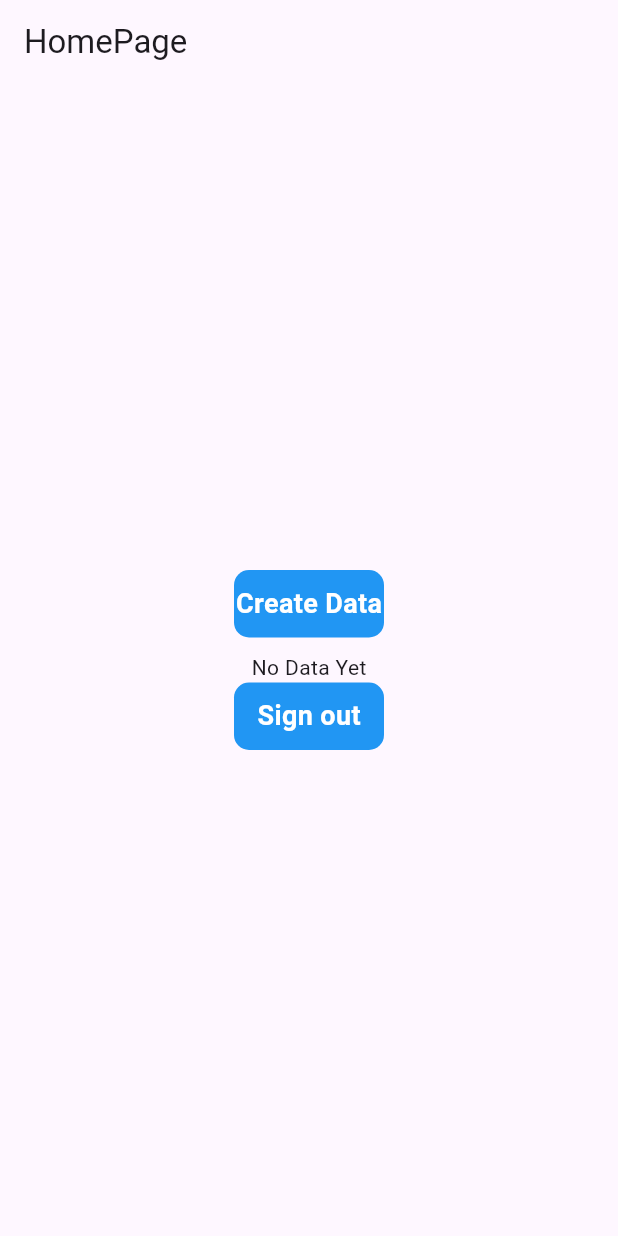
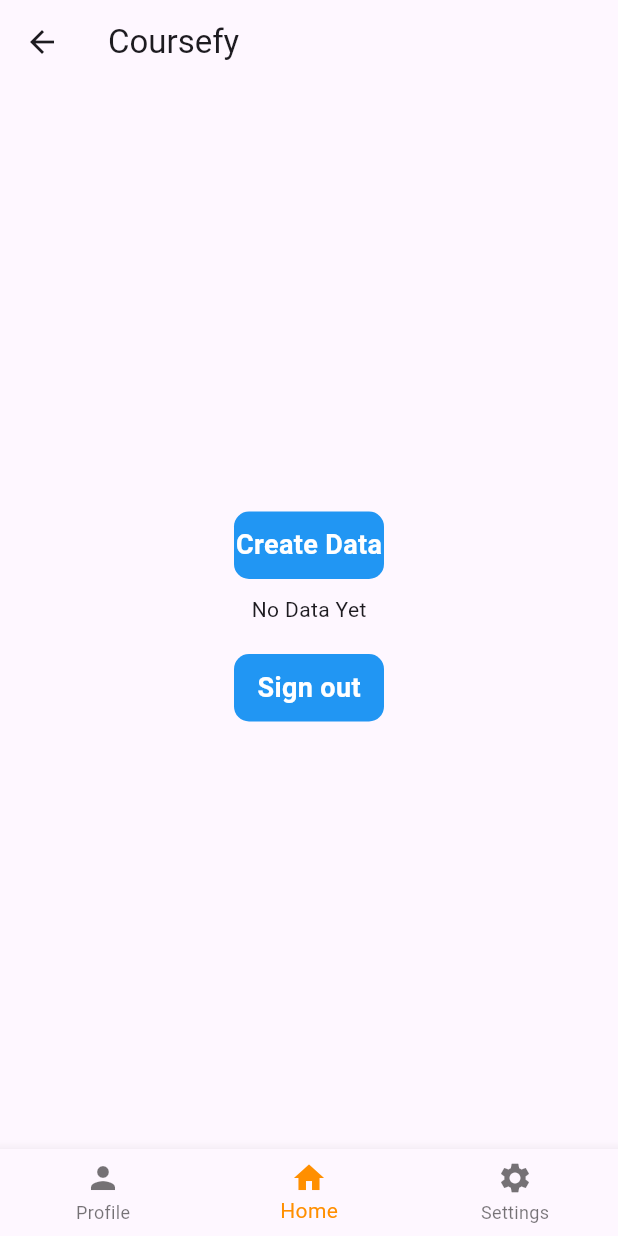
Before and after one commit to miriamjimenezj/coursefy, a Flutter app: the HomePage screen opened by its route, on a phone screen of 412 x 824 dp. Run offline on Flutter 3.47's test engine with Material 3 defaults, Android fonts, the phone set to English and light mode, and no system bars; our stand-ins replace cloud_firestore, firebase_auth, firebase_core, font_awesome_flutter, google_sign_in; accounts and stored records are empty.

```diff
--- a/lib/features/user_auth/presentation/pages/home_page.dart
+++ b/lib/features/user_auth/presentation/pages/home_page.dart
@@ -1,9 +1,6 @@
 import 'package:cloud_firestore/cloud_firestore.dart';
 import 'package:firebase_auth/firebase_auth.dart';
 import 'package:flutter/material.dart';
-import 'package:fluttertoast/fluttertoast.dart';
-
-//import '../../../../global/common/toast.dart';
 
 class HomePage extends StatefulWidget {
   const HomePage({super.key});
@@ -13,14 +10,82 @@ class HomePage extends StatefulWidget {
 }
 
 class _HomePageState extends State<HomePage> {
+  int _selectedIndex = 1; // Inicializa en la pestaña "Home"
+
+  static const TextStyle optionStyle =
+  TextStyle(fontSize: 20, fontWeight: FontWeight.bold);
+
+  // Contenido de cada pestaña
+  final List<Widget> _widgetOptions = <Widget>[
+    const Center(
+      child: Text(
+        'This is the profile page',
+        style: optionStyle,
+      ),
+    ),
+    // Pantalla principal con Firestore
+    HomeContent(),
+    const Center(
+      child: Text(
+        'This is the settings page',
+        style: optionStyle,
+      ),
+    ),
+  ];
+
+  void _onItemTapped(int index) {
+    setState(() {
+      _selectedIndex = index;
+    });
+  }
+
   @override
   Widget build(BuildContext context) {
     return Scaffold(
       appBar: AppBar(
-          automaticallyImplyLeading: false,
-          title: Text("HomePage"),
+        title: const Text('Coursefy'),
       ),
       body: Center(
+        child: _widgetOptions.elementAt(_selectedIndex),
+      ),
+      bottomNavigationBar: BottomNavigationBar(
+        items: const <BottomNavigationBarItem>[
+          BottomNavigationBarItem(
+            icon: Icon(Icons.person),
+            label: 'Profile',
+            backgroundColor: Colors.blue,
+          ),
+          BottomNavigationBarItem(
+            icon: Icon(Icons.home),
+            label: 'Home',
+            backgroundColor: Colors.red,
+          ),
+          BottomNavigationBarItem(
+            icon: Icon(Icons.settings),
+            label: 'Settings',
+            backgroundColor: Colors.pink,
+          ),
+        ],
+        currentIndex: _selectedIndex,
+        selectedItemColor: Colors.amber[800],
+        onTap: _onItemTapped,
+      ),
+    );
+  }
+}
+
+// Pantalla principal con Firestore (separada en un widget para mantener la estructura limpia)
+class HomeContent extends StatefulWidget {
+  const HomeContent({super.key});
+
+  @override
+  State<HomeContent> createState() => _HomeContentState();
+}
+
+class _HomeContentState extends State<HomeContent> {
+  @override
+  Widget build(BuildContext context) {
+    return Center(
       child: Column(
         mainAxisAlignment: MainAxisAlignment.center,
         children: [
@@ -36,9 +101,8 @@ class _HomePageState extends State<HomePage> {
               height: 45,
               width: 100,
               decoration: BoxDecoration(
-                      color: Colors.blue,
-                      borderRadius: BorderRadius.circular(10)),
-                  child: Center(
+                  color: Colors.blue, borderRadius: BorderRadius.circular(10)),
+              child: const Center(
                 child: Text(
                   "Create Data",
                   style: TextStyle(
@@ -49,58 +113,58 @@ class _HomePageState extends State<HomePage> {
               ),
             ),
           ),
-              SizedBox(height: 10),
+          const SizedBox(height: 10),
           StreamBuilder<List<UserModel>>(
               stream: _readData(),
               builder: (context, snapshot) {
-                    if(snapshot.connectionState == ConnectionState.waiting){
-                      return Center(child: CircularProgressIndicator(),);
-                    } if(snapshot.data!.isEmpty){
-                      return Center(child:Text("No Data Yet"));
+                if (snapshot.connectionState == ConnectionState.waiting) {
+                  return const Center(
+                    child: CircularProgressIndicator(),
+                  );
+                }
+                if (snapshot.data!.isEmpty) {
+                  return const Center(child: Text("No Data Yet"));
                 }
                 final users = snapshot.data;
-                    return Padding(padding: EdgeInsets.all(8),
+                return Padding(
+                  padding: const EdgeInsets.all(8),
                   child: Column(
                       children: users!.map((user) {
                         return ListTile(
                           leading: GestureDetector(
-                                onTap: (){
+                            onTap: () {
                               _deleteData(user.id!);
                             },
-                                child: Icon(Icons.delete),
+                            child: const Icon(Icons.delete),
                           ),
                           trailing: GestureDetector(
-                                onTap: (){
-                                  _updateData(
-                                      UserModel(
+                            onTap: () {
+                              _updateData(UserModel(
                                 id: user.id,
                                 username: "Miriam",
-                                        adress: "Madrid",)
-                                  );
+                                adress: "Madrid",
+                              ));
                             },
-                                child: Icon(Icons.update),
+                            child: const Icon(Icons.update),
                           ),
                           title: Text(user.username!),
                           subtitle: Text(user.adress!),
                         );
-                          }).toList()
-                      ),);
-                  }
-              ),
-
+                      }).toList()),
+                );
+              }),
+          const SizedBox(height: 20),
           GestureDetector(
             onTap: () {
               FirebaseAuth.instance.signOut();
               Navigator.pushNamed(context, "/login");
-                  //showToast(message: "Successfully signed out");
             },
             child: Container(
               height: 45,
               width: 100,
               decoration: BoxDecoration(
-                      color: Colors.blue,
-                      borderRadius: BorderRadius.circular(10)),
-                  child: Center(
+                  color: Colors.blue, borderRadius: BorderRadius.circular(10)),
+              child: const Center(
                 child: Text(
                   "Sign out",
                   style: TextStyle(
@@ -113,15 +177,14 @@ class _HomePageState extends State<HomePage> {
           )
         ],
       ),
-        ));
+    );
   }
 
-  Stream<List<UserModel>> _readData(){
+  Stream<List<UserModel>> _readData() {
     final userCollection = FirebaseFirestore.instance.collection("users");
 
-    return userCollection.snapshots().map((qureySnapshot)
-    => qureySnapshot.docs.map((e)
-    => UserModel.fromSnapshot(e),).toList());
+    return userCollection.snapshots().map((querySnapshot) =>
+        querySnapshot.docs.map((e) => UserModel.fromSnapshot(e)).toList());
   }
 
   void _createData(UserModel userModel) {
@@ -150,28 +213,24 @@ class _HomePageState extends State<HomePage> {
     ).toJson();
 
     userCollection.doc(userModel.id).update(newData);
-
   }
 
   void _deleteData(String id) {
     final userCollection = FirebaseFirestore.instance.collection("users");
 
     userCollection.doc(id).delete();
-
+  }
 }
 
-}
-
-class UserModel{
+class UserModel {
   final String? username;
   final String? adress;
   final int? age;
   final String? id;
 
-  UserModel({this.id,this.username, this.adress, this.age});
+  UserModel({this.id, this.username, this.adress, this.age});
 
-
-  static UserModel fromSnapshot(DocumentSnapshot<Map<String, dynamic>> snapshot){
+  static UserModel fromSnapshot(DocumentSnapshot<Map<String, dynamic>> snapshot) {
     return UserModel(
       username: snapshot['username'],
       adress: snapshot['adress'],
@@ -180,7 +239,7 @@ class UserModel{
     );
   }
 
-  Map<String, dynamic> toJson(){
+  Map<String, dynamic> toJson() {
     return {
       "username": username,
       "age": age,
```
Also changed, not shown: 120 other files. Lines whose indentation alone changed are shown as unchanged.
